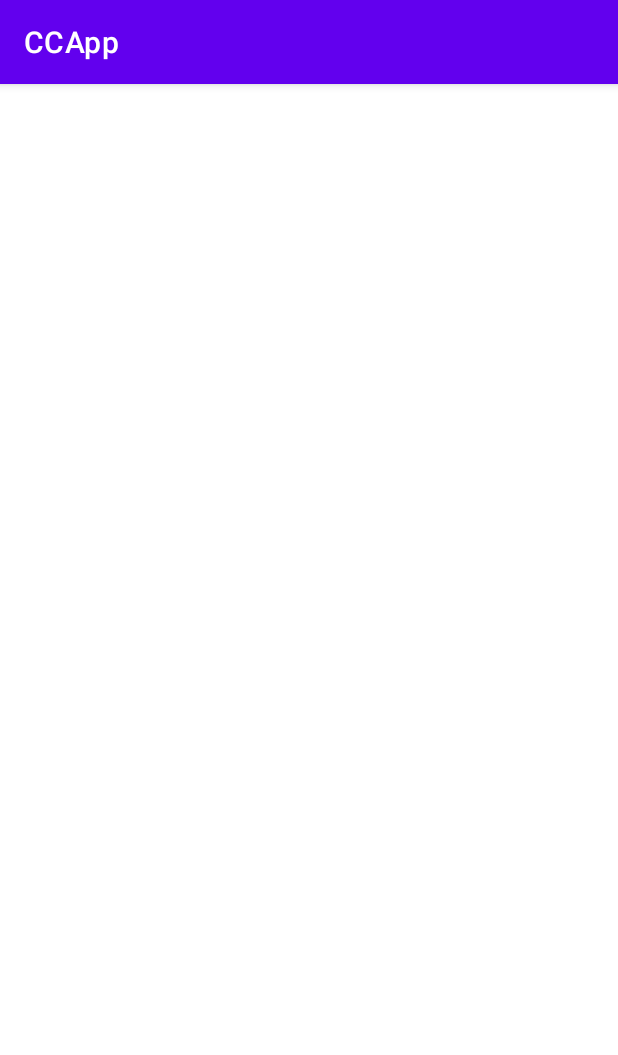
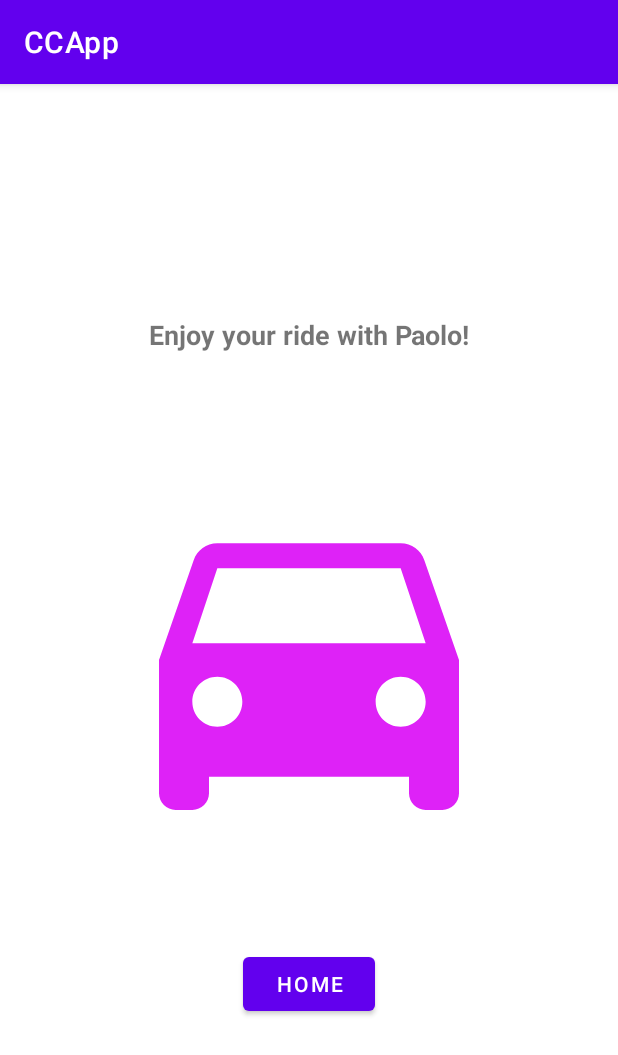
Before and after one commit to FS93/CCApp, an Android app: the ConfirmationActivity screen opened directly, with no data from a screen before it, on a phone screen of 412 x 824 dp. Shown: the top 1055 px of the screen. Run offline under Robolectric (Android 15) with nearby library versions, the phone set to English and light mode, and no system bars.

Commit message:
Designed simple Confirmation Activity

```diff
--- a/app/src/main/res/layout/activity_confirmation.xml
+++ b/app/src/main/res/layout/activity_confirmation.xml
@@ -6,4 +6,47 @@
     android:layout_height="match_parent"
     tools:context=".ConfirmationActivity">
 
+    <TextView
+        android:id="@+id/txConfirmation"
+        android:layout_width="wrap_content"
+        android:layout_height="wrap_content"
+        android:fontFamily="sans-serif"
+        android:gravity="center_horizontal"
+        android:padding="10dp"
+        android:text="@string/confirmation"
+        android:textSize="18dp"
+        android:textStyle="bold"
+        app:layout_constraintBottom_toBottomOf="parent"
+        app:layout_constraintEnd_toEndOf="parent"
+        app:layout_constraintHorizontal_bias="0.5"
+        app:layout_constraintStart_toStartOf="parent"
+        app:layout_constraintTop_toTopOf="parent"
+        app:layout_constraintVertical_bias="0.2" />
+
+    <ImageView
+        android:layout_width="400px"
+        android:layout_height="400px"
+        android:src="@drawable/ic_car"
+        app:layout_constraintTop_toBottomOf="@+id/txConfirmation"
+        app:layout_constraintEnd_toEndOf="parent"
+        app:layout_constraintStart_toStartOf="parent"
+        app:layout_constraintTop_toTopOf="parent"
+        app:layout_constraintBottom_toBottomOf="parent"
+        app:flow_horizontalBias="0.5"
+        app:flow_verticalBias="0.5"
+        >
+
+    </ImageView>
+
+    <Button
+        android:id="@+id/btnHome"
+        android:layout_width="wrap_content"
+        android:layout_height="wrap_content"
+        android:text="Home"
+        app:flow_verticalBias="0.9"
+        app:layout_constraintBottom_toBottomOf="parent"
+        app:layout_constraintEnd_toEndOf="parent"
+        app:layout_constraintStart_toStartOf="parent"
+        app:layout_constraintTop_toTopOf="parent"
+        app:layout_constraintVertical_bias="0.8" />
 </androidx.constraintlayout.widget.ConstraintLayout>
--- a/app/src/main/res/values/strings.xml
+++ b/app/src/main/res/values/strings.xml
@@ -1,3 +1,4 @@
 <resources>
     <string name="app_name">CCApp</string>
+    <string name="confirmation">Enjoy your ride with Paolo!</string>
 </resources>
```
